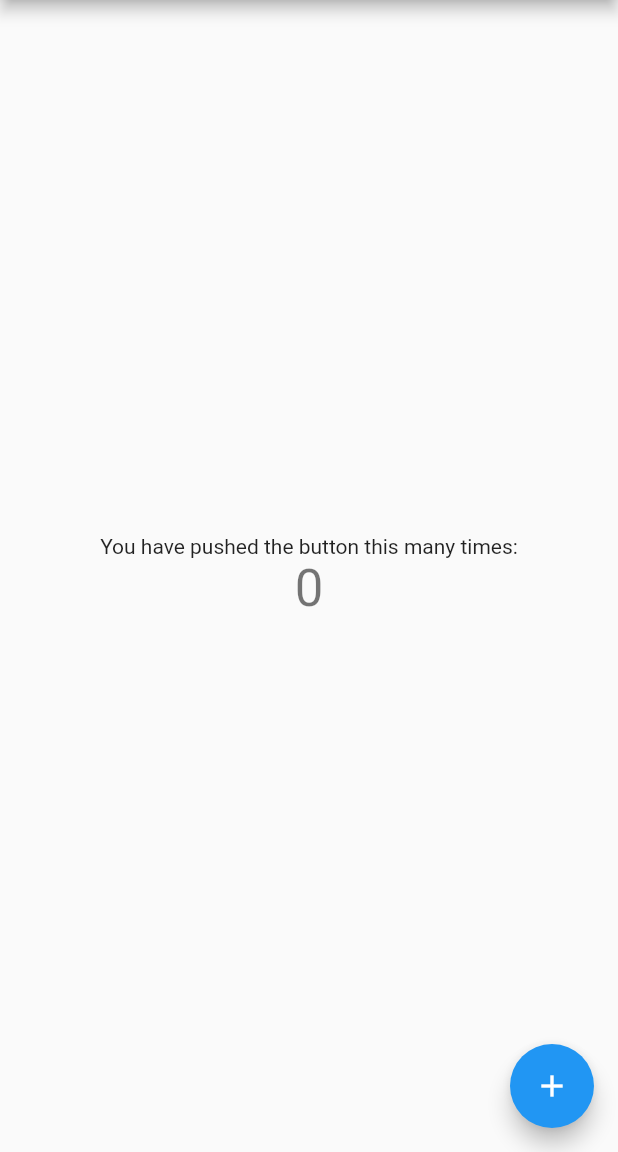
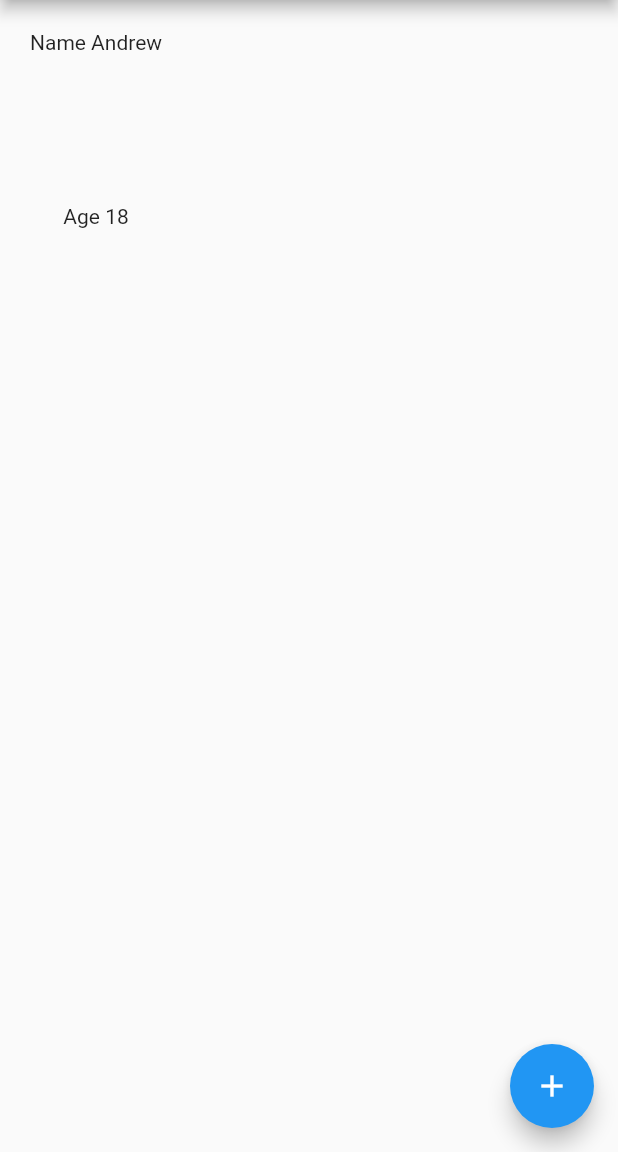
Before and after one commit to AndrewPiterov/speed_up_flutter, a Flutter app: the screen it shows after launch, on a phone screen of 412 x 824 dp, the part 84-1236 px from its top. Run offline on Flutter 3.47's test engine with Material 2 defaults, Android fonts, the phone set to English and light mode, and no system bars.

Commit message:
[Add] package implementation

```diff
--- a/example/lib/main.dart
+++ b/example/lib/main.dart
@@ -6,7 +6,6 @@ void main() {
 }
 
 class MyApp extends StatelessWidget {
-  // This widget is the root of your application.
   @override
   Widget build(BuildContext context) {
     debugPrint(Calculator.addOne(1).toString());
@@ -14,15 +13,8 @@ class MyApp extends StatelessWidget {
     return MaterialApp(
       title: 'Flutter Demo',
       theme: ThemeData(
-        // This is the theme of your application.
         //
-        // Try running your application with "flutter run". You'll see the
-        // application has a blue toolbar. Then, without quitting the app, try
-        // changing the primarySwatch below to Colors.green and then invoke
-        // "hot reload" (press "r" in the console where you ran "flutter run",
-        // or simply save your changes to "hot reload" in a Flutter IDE).
-        // Notice that the counter didn't reset back to zero; the application
-        // is not restarted.
+
         primarySwatch: Colors.blue,
       ),
       home: MyHomePage(title: 'Flutter Demo Home Page'),
@@ -32,15 +24,6 @@ class MyApp extends StatelessWidget {
 
 class MyHomePage extends StatefulWidget {
   MyHomePage({Key? key, this.title}) : super(key: key);
-
-  // This widget is the home page of your application. It is stateful, meaning
-  // that it has a State object (defined below) that contains fields that affect
-  // how it looks.
-
-  // This class is the configuration for the state. It holds the values (in this
-  // case the title) provided by the parent (in this case the App widget) and
-  // used by the build method of the State. Fields in a Widget subclass are
-  // always marked "final".
 
   final String? title;
 
@@ -53,64 +36,30 @@ class _MyHomePageState extends State<MyHomePage> {
 
   void _incrementCounter() {
     setState(() {
-      // This call to setState tells the Flutter framework that something has
-      // changed in this State, which causes it to rerun the build method below
-      // so that the display can reflect the updated values. If we changed
-      // _counter without calling setState(), then the build method would not be
-      // called again, and so nothing would appear to happen.
       _counter++;
     });
   }
 
   @override
   Widget build(BuildContext context) {
-    // This method is rerun every time setState is called, for instance as done
-    // by the _incrementCounter method above.
     //
-    // The Flutter framework has been optimized to make rerunning build methods
-    // fast, so that you can just rebuild anything that needs updating rather
-    // than having to individually change instances of widgets.
+
     return Scaffold(
       appBar: AppBar(
-        // Here we take the value from the MyHomePage object that was created by
-        // the App.build method, and use it to set our appbar title.
         title: Text(widget.title!),
       ),
-      body: Center(
-        // Center is a layout widget. It takes a single child and positions it
-        // in the middle of the parent.
-        child: Column(
-          // Column is also a layout widget. It takes a list of children and
-          // arranges them vertically. By default, it sizes itself to fit its
-          // children horizontally, and tries to be as tall as its parent.
-          //
-          // Invoke "debug painting" (press "p" in the console, choose the
-          // "Toggle Debug Paint" action from the Flutter Inspector in Android
-          // Studio, or the "Toggle Debug Paint" command in Visual Studio Code)
-          // to see the wireframe for each widget.
-          //
-          // Column has various properties to control how it sizes itself and
-          // how it positions its children. Here we use mainAxisAlignment to
-          // center the children vertically; the main axis here is the vertical
-          // axis because Columns are vertical (the cross axis would be
-          // horizontal).
-          mainAxisAlignment: MainAxisAlignment.center,
-          children: <Widget>[
-            Text(
-              'You have pushed the button this many times:',
-            ),
-            Text(
-              '$_counter',
-              style: Theme.of(context).textTheme.headline4,
-            ),
-          ],
-        ),
+      body: Container(
+        child: Section([
+          Text('Name Andrew'),
+          100.h,
+          Text('Age 18'),
+        ]),
       ),
       floatingActionButton: FloatingActionButton(
         onPressed: _incrementCounter,
         tooltip: 'Increment',
         child: Icon(Icons.add),
-      ), // This trailing comma makes auto-formatting nicer for build methods.
+      ),
     );
   }
 }
--- a/lib/speed_up_flutter.dart
+++ b/lib/speed_up_flutter.dart
@@ -1,4 +1,7 @@
 library speed_up_flutter;
+
+export './src/extensions.dart';
+export './src/section.dart';
 
 /// A Calculator.
 class Calculator {
--- /dev/null
+++ b/lib/src/extensions.dart
@@ -0,0 +1,9 @@
+import 'package:flutter/material.dart';
+
+extension NumberExtensions on num {
+  /// Add horizontal space
+  Widget get h => SizedBox(height: double.parse(toString()));
+
+  /// Add horizontal space
+  SizedBox get w => SizedBox(width: double.parse(toString()));
+}
--- /dev/null
+++ b/lib/src/section.dart
@@ -0,0 +1,27 @@
+import 'package:flutter/material.dart';
+
+/// Collect related widgets to a section
+///
+///
+class Section extends StatelessWidget {
+  const Section(
+    this.children, {
+    this.padding = const EdgeInsets.all(20),
+  });
+
+  final List<Widget> children;
+  final EdgeInsets padding;
+
+  @override
+  Widget build(BuildContext context) {
+    return SingleChildScrollView(
+      physics: const NeverScrollableScrollPhysics(),
+      child: Container(
+        padding: padding,
+        child: Column(
+          children: children,
+        ),
+      ),
+    );
+  }
+}
```
Also changed, not shown: 1 other file.
